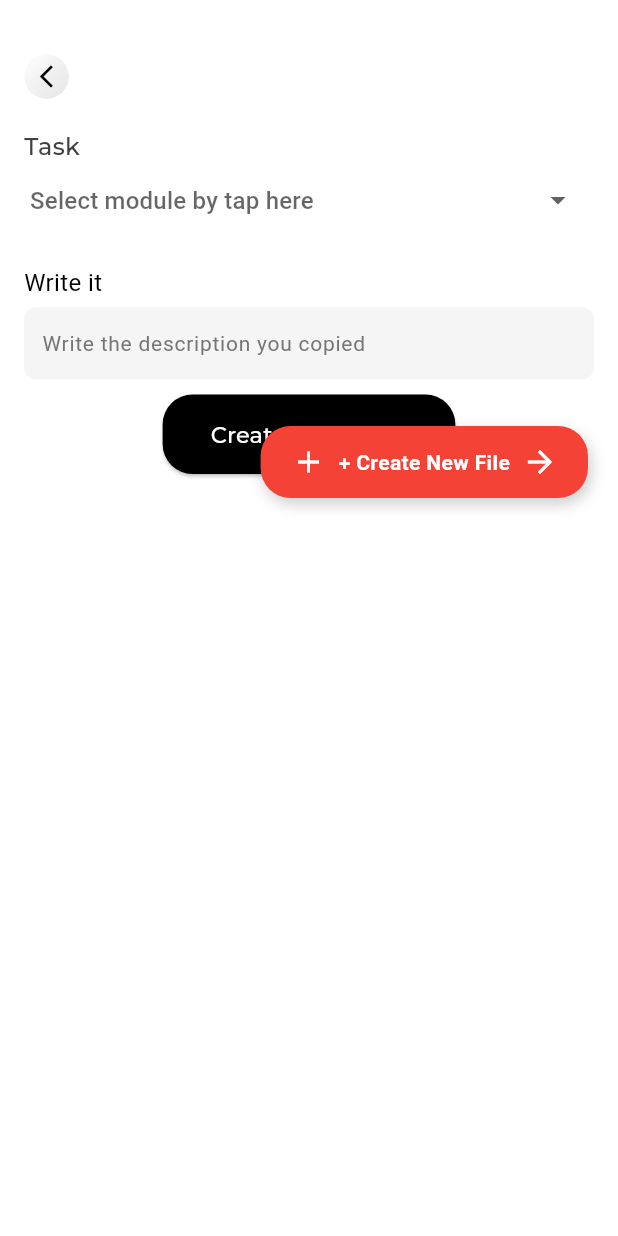
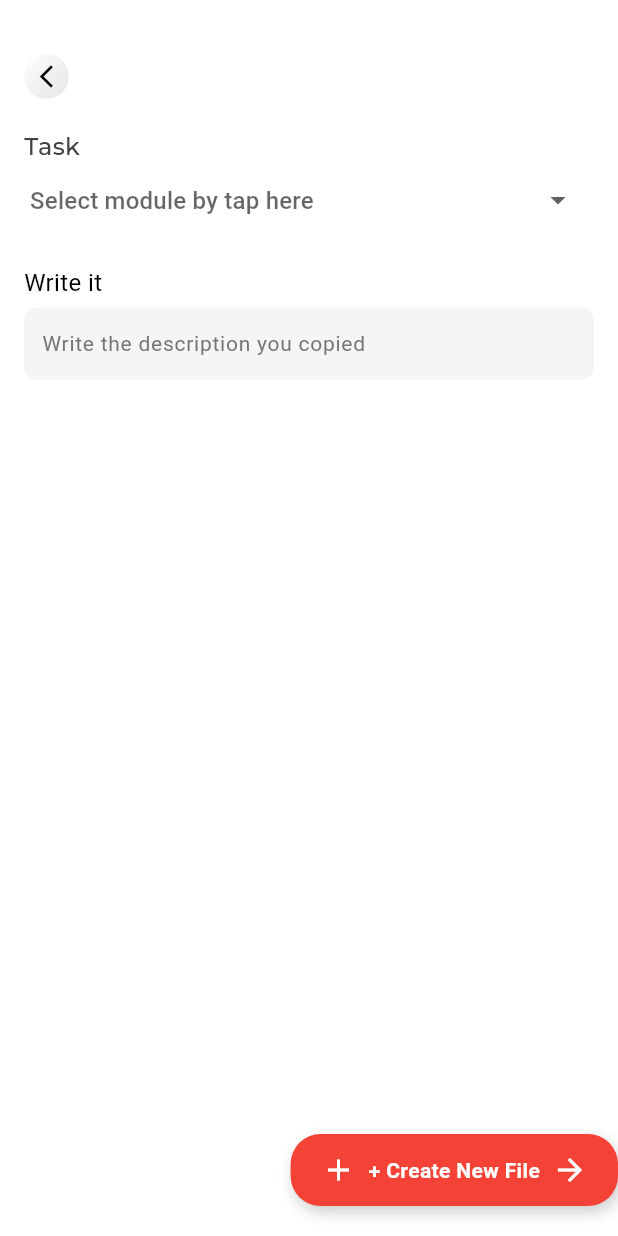
Before and after one commit to abhijithms1213/ReviewRush, a Flutter app: the TaskCreationScreen screen opened directly, on a phone screen of 412 x 824 dp. Run offline on Flutter 3.47's test engine with Material 3 defaults, Android fonts, the phone set to English and light mode, and no system bars; our stand-ins replace google_fonts; Roboto replaces fonts that are missing (Khula).

Commit message:
added the button correctly  in right bottom position

```diff
--- a/reviewrush/lib/features/home/presentation/screens/task_creation_ui.dart
+++ b/reviewrush/lib/features/home/presentation/screens/task_creation_ui.dart
@@ -14,6 +14,7 @@ class TaskCreationScreen extends StatelessWidget {
     return Scaffold(
       backgroundColor: const Color.fromARGB(253, 255, 255, 255),
       body: Stack(
+        fit: StackFit.expand,
         children: [
           Padding(
             padding: const EdgeInsets.all(16.0),
@@ -118,44 +119,21 @@ class TaskCreationScreen extends StatelessWidget {
                         ),
                         border: InputBorder.none,
                       ),
-                      style: GoogleFonts.khula(fontSize: 16, color: Colors.black),
+                      style:
+                          GoogleFonts.khula(fontSize: 16, color: Colors.black),
                       maxLines: null,
                       keyboardType: TextInputType.multiline,
                     ),
                   ),
                   khbox10,
-                  Center(
-                    child: ElevatedButton(
-                      style: ElevatedButton.styleFrom(
-                        padding: const EdgeInsets.symmetric(
-                            vertical: 16, horizontal: 32),
-                        backgroundColor: Colors.black,
-                        shape: RoundedRectangleBorder(
-                            borderRadius: BorderRadius.circular(20)),
-                      ),
-                      onPressed: () {
-                        // Handle task creation
-                      },
-                      child: Text(
-                        "Create Reminder",
-                        style: fontmontserratTextStyle(color: Colors.white),
-                      ),
-                    ),
-                  ),
-                  const SizedBox(height: 20),
                 ],
               ),
             ),
           ),
-
-        // Positioned button at the bottom right
+          // The Stack with Positioned to place the button at the bottom-right
           Positioned(
             bottom: 20,
-            right: 20,
-            child: GestureDetector(
-              onTap: () {
-                // Handle button tap here
-              },
+            right: 0,
             child: Container(
               decoration: BoxDecoration(
                 color: Colors.red,
@@ -164,16 +142,16 @@ class TaskCreationScreen extends StatelessWidget {
                   BoxShadow(
                     color: Colors.black.withOpacity(0.2),
                     blurRadius: 8,
-                      offset: Offset(2, 4),
+                    offset: const Offset(2, 4),
                   ),
                 ],
               ),
               padding: const EdgeInsets.symmetric(vertical: 12, horizontal: 20),
-                child: Row(
+              child: const Row(
                 mainAxisSize: MainAxisSize.min,
                 children: [
-                    const Icon(Icons.add, color: Colors.white),
-                    const SizedBox(width: 8),
+                  Icon(Icons.add, color: Colors.white),
+                  SizedBox(width: 8),
                   Text(
                     "+ Create New File",
                     style: TextStyle(
@@ -181,13 +159,13 @@ class TaskCreationScreen extends StatelessWidget {
                       fontWeight: FontWeight.bold,
                     ),
                   ),
-                    const SizedBox(width: 8),
-                    const Icon(Icons.arrow_forward, color: Colors.white),
+                  SizedBox(width: 8),
+                  Icon(Icons.arrow_forward, color: Colors.white),
                 ],
               ),
             ),
           ),
-          ), ],
+        ],
       ),
     );
   }
```
Lines whose indentation alone changed are shown as unchanged.
